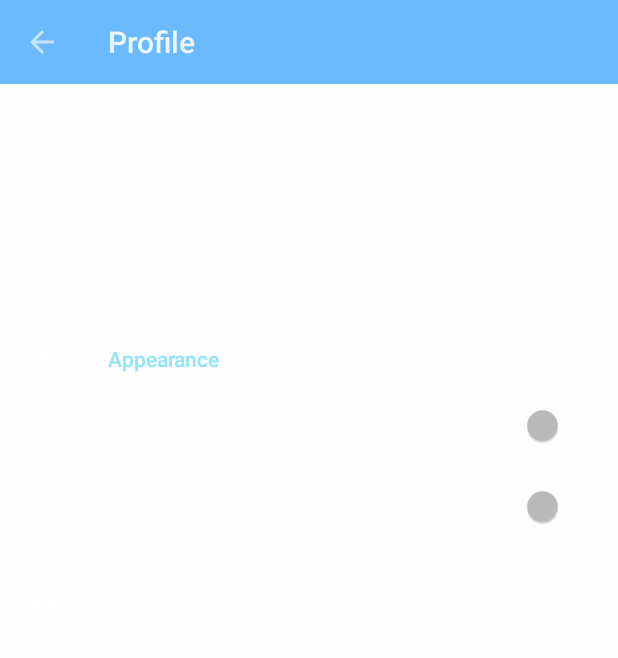
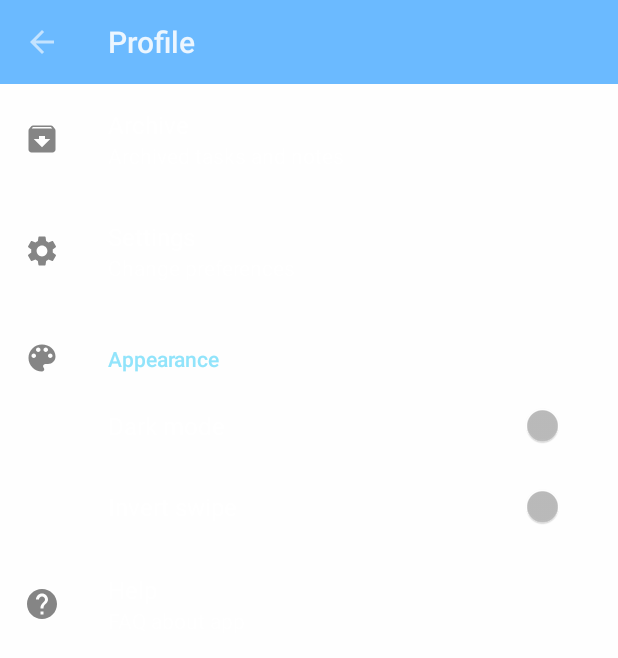
Before and after one commit to OSLL/practice20-task-manager, an Android app: the SettingsActivity screen opened directly, with no data from a screen before it, on a phone screen of 412 x 824 dp. Shown: the top 658 px of the screen. Run offline under Robolectric (Android 15) with nearby library versions, the phone set to English and light mode, and no system bars; our stand-ins replace androidx.preference.

Commit message:
- Change icons color in Settings menu

```diff
--- a/app/src/main/res/drawable-anydpi/apppearance_icon.xml
+++ b/app/src/main/res/drawable-anydpi/apppearance_icon.xml
@@ -3,9 +3,9 @@
     android:height="24dp"
     android:viewportWidth="24"
     android:viewportHeight="24"
-    android:tint="#FFFFFF"
+    android:tint="#666666"
     android:alpha="0.8">
   <path
-      android:fillColor="@android:color/white"
+      android:fillColor="@color/textColorSecondary"
       android:pathData="M12,3c-4.97,0 -9,4.03 -9,9s4.03,9 9,9c0.83,0 1.5,-0.67 1.5,-1.5 0,-0.39 -0.15,-0.74 -0.39,-1.01 -0.23,-0.26 -0.38,-0.61 -0.38,-0.99 0,-0.83 0.67,-1.5 1.5,-1.5L16,16c2.76,0 5,-2.24 5,-5 0,-4.42 -4.03,-8 -9,-8zM6.5,12c-0.83,0 -1.5,-0.67 -1.5,-1.5S5.67,9 6.5,9 8,9.67 8,10.5 7.33,12 6.5,12zM9.5,8C8.67,8 8,7.33 8,6.5S8.67,5 9.5,5s1.5,0.67 1.5,1.5S10.33,8 9.5,8zM14.5,8c-0.83,0 -1.5,-0.67 -1.5,-1.5S13.67,5 14.5,5s1.5,0.67 1.5,1.5S15.33,8 14.5,8zM17.5,12c-0.83,0 -1.5,-0.67 -1.5,-1.5S16.67,9 17.5,9s1.5,0.67 1.5,1.5 -0.67,1.5 -1.5,1.5z"/>
 </vector>
--- a/app/src/main/res/drawable-anydpi/archive_icon.xml
+++ b/app/src/main/res/drawable-anydpi/archive_icon.xml
@@ -3,9 +3,9 @@
     android:height="24dp"
     android:viewportWidth="24"
     android:viewportHeight="24"
-    android:tint="#FFFFFF"
+    android:tint="#666666"
     android:alpha="0.8">
   <path
-      android:fillColor="@android:color/white"
+      android:fillColor="@color/textColorSecondary"
       android:pathData="M20.54,5.23l-1.39,-1.68C18.88,3.21 18.47,3 18,3H6c-0.47,0 -0.88,0.21 -1.16,0.55L3.46,5.23C3.17,5.57 3,6.02 3,6.5V19c0,1.1 0.9,2 2,2h14c1.1,0 2,-0.9 2,-2V6.5c0,-0.48 -0.17,-0.93 -0.46,-1.27zM12,17.5L6.5,12H10v-2h4v2h3.5L12,17.5zM5.12,5l0.81,-1h12l0.94,1H5.12z"/>
 </vector>
--- a/app/src/main/res/drawable-anydpi/help_icon.xml
+++ b/app/src/main/res/drawable-anydpi/help_icon.xml
@@ -3,9 +3,9 @@
     android:height="24dp"
     android:viewportWidth="24"
     android:viewportHeight="24"
-    android:tint="#FFFFFF"
+    android:tint="#666666"
     android:alpha="0.8">
   <path
-      android:fillColor="@android:color/white"
+      android:fillColor="@color/textColorSecondary"
       android:pathData="M12,2C6.48,2 2,6.48 2,12s4.48,10 10,10 10,-4.48 10,-10S17.52,2 12,2zM13,19h-2v-2h2v2zM15.07,11.25l-0.9,0.92C13.45,12.9 13,13.5 13,15h-2v-0.5c0,-1.1 0.45,-2.1 1.17,-2.83l1.24,-1.26c0.37,-0.36 0.59,-0.86 0.59,-1.41 0,-1.1 -0.9,-2 -2,-2s-2,0.9 -2,2L8,9c0,-2.21 1.79,-4 4,-4s4,1.79 4,4c0,0.88 -0.36,1.68 -0.93,2.25z"/>
 </vector>
--- a/app/src/main/res/drawable-anydpi/settings_icon.xml
+++ b/app/src/main/res/drawable-anydpi/settings_icon.xml
@@ -3,9 +3,9 @@
     android:height="24dp"
     android:viewportWidth="24"
     android:viewportHeight="24"
-    android:tint="#FFFFFF"
+    android:tint="#666666"
     android:alpha="0.8">
   <path
-      android:fillColor="@android:color/white"
+      android:fillColor="@color/textColorSecondary"
       android:pathData="M19.14,12.94c0.04,-0.3 0.06,-0.61 0.06,-0.94c0,-0.32 -0.02,-0.64 -0.07,-0.94l2.03,-1.58c0.18,-0.14 0.23,-0.41 0.12,-0.61l-1.92,-3.32c-0.12,-0.22 -0.37,-0.29 -0.59,-0.22l-2.39,0.96c-0.5,-0.38 -1.03,-0.7 -1.62,-0.94L14.4,2.81c-0.04,-0.24 -0.24,-0.41 -0.48,-0.41h-3.84c-0.24,0 -0.43,0.17 -0.47,0.41L9.25,5.35C8.66,5.59 8.12,5.92 7.63,6.29L5.24,5.33c-0.22,-0.08 -0.47,0 -0.59,0.22L2.74,8.87C2.62,9.08 2.66,9.34 2.86,9.48l2.03,1.58C4.84,11.36 4.8,11.69 4.8,12s0.02,0.64 0.07,0.94l-2.03,1.58c-0.18,0.14 -0.23,0.41 -0.12,0.61l1.92,3.32c0.12,0.22 0.37,0.29 0.59,0.22l2.39,-0.96c0.5,0.38 1.03,0.7 1.62,0.94l0.36,2.54c0.05,0.24 0.24,0.41 0.48,0.41h3.84c0.24,0 0.44,-0.17 0.47,-0.41l0.36,-2.54c0.59,-0.24 1.13,-0.56 1.62,-0.94l2.39,0.96c0.22,0.08 0.47,0 0.59,-0.22l1.92,-3.32c0.12,-0.22 0.07,-0.47 -0.12,-0.61L19.14,12.94zM12,15.6c-1.98,0 -3.6,-1.62 -3.6,-3.6s1.62,-3.6 3.6,-3.6s3.6,1.62 3.6,3.6S13.98,15.6 12,15.6z"/>
 </vector>
```
